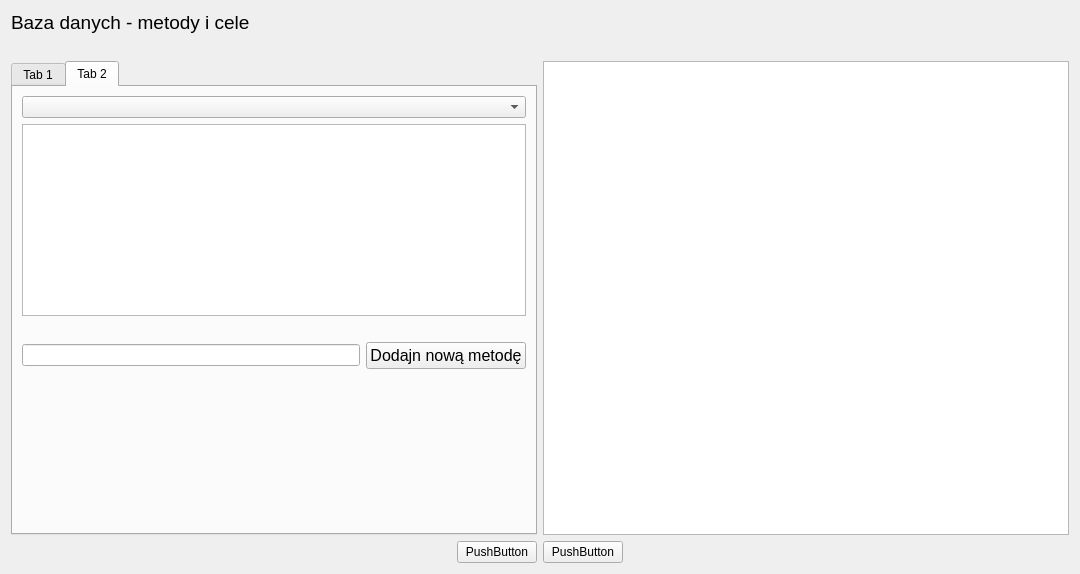
The window that Plan-Describer/databaseeditordialog.ui (Barto-Paja/SI-Plan-Describer) describes before a commit, drawn with Qt 5.
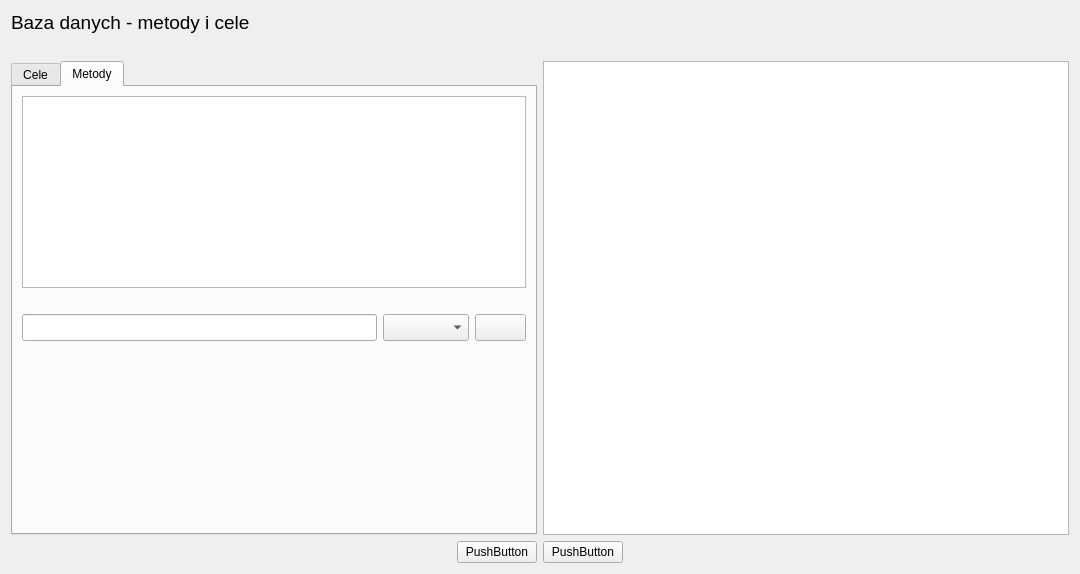
The same window after the commit. The open tabs and pages were chosen to show the change. Icons and pictures are not drawn.

What changed in the file:
```diff
--- a/Plan-Describer/databaseeditordialog.ui
+++ b/Plan-Describer/databaseeditordialog.ui
@@ -47,7 +47,7 @@
        </property>
        <widget class="QWidget" name="tab">
         <attribute name="title">
-         <string>Tab 1</string>
+         <string>Cele</string>
         </attribute>
         <layout class="QVBoxLayout" name="verticalLayout_2">
          <item>
@@ -152,12 +152,9 @@
        </widget>
        <widget class="QWidget" name="tab_2">
         <attribute name="title">
-         <string>Tab 2</string>
+         <string>Metody</string>
         </attribute>
         <layout class="QVBoxLayout" name="verticalLayout_3">
-         <item>
-          <widget class="QComboBox" name="comboBox"/>
-         </item>
          <item>
           <widget class="QTableWidget" name="tableWidget_methods"/>
          </item>
@@ -180,7 +177,22 @@
          <item>
           <layout class="QHBoxLayout" name="horizontalLayout_4">
            <item>
-            <widget class="QLineEdit" name="lineEdit_methodText"/>
+            <widget class="QLineEdit" name="lineEdit_methodText">
+             <property name="font">
+              <font>
+               <pointsize>12</pointsize>
+              </font>
+             </property>
+            </widget>
+           </item>
+           <item>
+            <widget class="QComboBox" name="comboBox_targets">
+             <property name="font">
+              <font>
+               <pointsize>12</pointsize>
+              </font>
+             </property>
+            </widget>
            </item>
            <item>
             <widget class="QPushButton" name="pushButton_addNewMethod">
@@ -190,7 +202,7 @@
               </font>
              </property>
              <property name="text">
-              <string>Dodajn nową metodę</string>
+              <string/>
              </property>
              <property name="icon">
               <iconset resource="icons.qrc">
```
Left out of the diff: 2 changed lines with no effect on the pictures.
